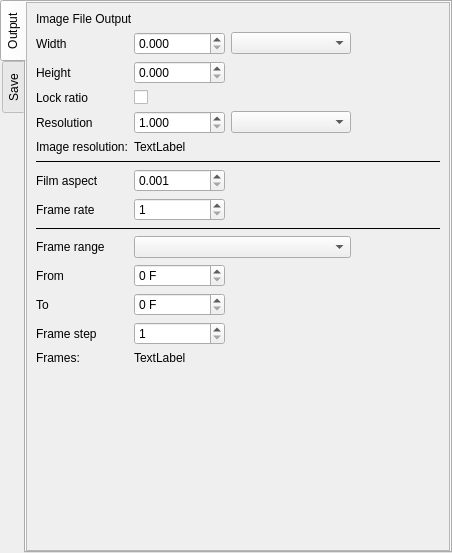
Before: the Qt Designer form QChromosome/tabwidget.ui in Michalaq/ChromosomeVisualizer, drawn with Qt 5.
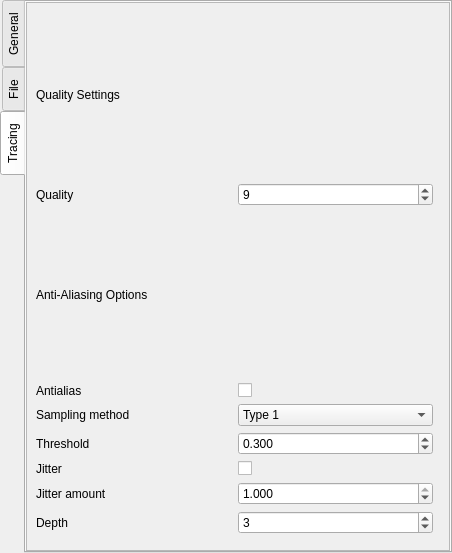
After: the same form once the commit is applied. The open tabs and pages were chosen to show the change. Icons and pictures are not drawn. Custom widgets are drawn as their Qt base class.

Commit message: Added new tab to TabWidget and renamed existing to resemble names from POV-Ray documentation

```diff
--- a/QChromosome/tabwidget.ui
+++ b/QChromosome/tabwidget.ui
@@ -18,7 +18,7 @@
     <bool>true</bool>
    </property>
    <attribute name="title">
-    <string>Output</string>
+    <string>General</string>
    </attribute>
    <widget class="QWidget" name="scrollAreaWidgetContents_5">
     <property name="geometry">
@@ -65,12 +65,6 @@
        <property name="orientation">
         <enum>Qt::Vertical</enum>
        </property>
-       <property name="sizeHint" stdset="0">
-        <size>
-         <width>90</width>
-         <height>343</height>
-        </size>
-       </property>
       </spacer>
      </item>
      <item row="10" column="0">
@@ -220,7 +214,7 @@
      <item row="0" column="0" colspan="3">
       <widget class="QLabel" name="label_34">
        <property name="text">
-        <string>Image File Output</string>
+        <string>General Output Options</string>
        </property>
        <property name="class" stdset="0">
         <string>section</string>
@@ -232,12 +226,6 @@
        <property name="orientation">
         <enum>Qt::Horizontal</enum>
        </property>
-       <property name="sizeHint" stdset="0">
-        <size>
-         <width>0</width>
-         <height>0</height>
-        </size>
-       </property>
       </spacer>
      </item>
      <item row="12" column="0">
@@ -383,7 +371,7 @@
   </widget>
   <widget class="QWidget" name="tab">
    <attribute name="title">
-    <string>Save</string>
+    <string>File</string>
    </attribute>
    <layout class="QGridLayout" name="gridLayout">
     <item row="0" column="0">
@@ -714,6 +702,208 @@
     </item>
    </layout>
   </widget>
+  <widget class="QScrollArea" name="tab_2">
+   <property name="widgetResizable">
+    <bool>true</bool>
+   </property>
+   <attribute name="title">
+    <string>Tracing</string>
+   </attribute>
+   <widget class="QWidget" name="scrollAreaWidgetContents">
+    <property name="geometry">
+     <rect>
+      <x>0</x>
+      <y>0</y>
+      <width>422</width>
+      <height>547</height>
+     </rect>
+    </property>
+    <layout class="QGridLayout" name="gridLayout_4">
+     <item row="1" column="0">
+      <widget class="Label" name="label_14">
+       <property name="text">
+        <string>Quality</string>
+       </property>
+       <property name="class" stdset="0">
+        <string>item</string>
+       </property>
+      </widget>
+     </item>
+     <item row="3" column="0">
+      <widget class="Label" name="label_16">
+       <property name="text">
+        <string>Antialias</string>
+       </property>
+       <property name="class" stdset="0">
+        <string>item</string>
+       </property>
+      </widget>
+     </item>
+     <item row="8" column="1">
+      <widget class="SpinBox" name="spinBox_7">
+       <property name="minimum">
+        <number>1</number>
+       </property>
+       <property name="maximum">
+        <number>9</number>
+       </property>
+       <property name="value">
+        <number>3</number>
+       </property>
+      </widget>
+     </item>
+     <item row="3" column="1">
+      <widget class="QCheckBox" name="checkBox_6"/>
+     </item>
+     <item row="4" column="0">
+      <widget class="Label" name="label_17">
+       <property name="text">
+        <string>Sampling method</string>
+       </property>
+       <property name="class" stdset="0">
+        <string>item</string>
+       </property>
+      </widget>
+     </item>
+     <item row="6" column="1">
+      <widget class="QCheckBox" name="checkBox_7"/>
+     </item>
+     <item row="7" column="0">
+      <widget class="Label" name="label_20">
+       <property name="text">
+        <string>Jitter amount</string>
+       </property>
+       <property name="class" stdset="0">
+        <string>item</string>
+       </property>
+      </widget>
+     </item>
+     <item row="7" column="1">
+      <widget class="DoubleSpinBox" name="doubleSpinBox_2">
+       <property name="decimals">
+        <number>3</number>
+       </property>
+       <property name="minimum">
+        <double>0.000000000000000</double>
+       </property>
+       <property name="maximum">
+        <double>1.000000000000000</double>
+       </property>
+       <property name="value">
+        <double>1.000000000000000</double>
+       </property>
+      </widget>
+     </item>
+     <item row="1" column="1">
+      <widget class="SpinBox" name="spinBox_6">
+       <property name="minimum">
+        <number>0</number>
+       </property>
+       <property name="maximum">
+        <number>11</number>
+       </property>
+       <property name="value">
+        <number>9</number>
+       </property>
+      </widget>
+     </item>
+     <item row="8" column="0">
+      <widget class="Label" name="label_21">
+       <property name="text">
+        <string>Depth</string>
+       </property>
+       <property name="class" stdset="0">
+        <string>item</string>
+       </property>
+      </widget>
+     </item>
+     <item row="5" column="0">
+      <widget class="Label" name="label_18">
+       <property name="text">
+        <string>Threshold</string>
+       </property>
+       <property name="class" stdset="0">
+        <string>item</string>
+       </property>
+      </widget>
+     </item>
+     <item row="5" column="1">
+      <widget class="DoubleSpinBox" name="doubleSpinBox">
+       <property name="decimals">
+        <number>3</number>
+       </property>
+       <property name="minimum">
+        <double>0.000000000000000</double>
+       </property>
+       <property name="maximum">
+        <double>3.000000000000000</double>
+       </property>
+       <property name="value">
+        <double>0.300000000000000</double>
+       </property>
+      </widget>
+     </item>
+     <item row="6" column="0">
+      <widget class="Label" name="label_19">
+       <property name="text">
+        <string>Jitter</string>
+       </property>
+       <property name="class" stdset="0">
+        <string>item</string>
+       </property>
+      </widget>
+     </item>
+     <item row="4" column="1">
+      <widget class="ComboBox" name="comboBox_6">
+       <item>
+        <property name="text">
+         <string>Type 1</string>
+        </property>
+       </item>
+       <item>
+        <property name="text">
+         <string>Type 2</string>
+        </property>
+       </item>
+      </widget>
+     </item>
+     <item row="0" column="2">
+      <spacer name="horizontalSpacer_4">
+       <property name="orientation">
+        <enum>Qt::Horizontal</enum>
+       </property>
+      </spacer>
+     </item>
+     <item row="9" column="0">
+      <spacer name="verticalSpacer_3">
+       <property name="orientation">
+        <enum>Qt::Vertical</enum>
+       </property>
+      </spacer>
+     </item>
+     <item row="0" column="0" colspan="2">
+      <widget class="QLabel" name="label_13">
+       <property name="text">
+        <string>Quality Settings</string>
+       </property>
+       <property name="class" stdset="0">
+        <string>section</string>
+       </property>
+      </widget>
+     </item>
+     <item row="2" column="0" colspan="2">
+      <widget class="QLabel" name="label_15">
+       <property name="text">
+        <string>Anti-Aliasing Options</string>
+       </property>
+       <property name="class" stdset="0">
+        <string>section</string>
+       </property>
+      </widget>
+     </item>
+    </layout>
+   </widget>
+  </widget>
  </widget>
  <customwidgets>
   <customwidget>
```
Left out of the diff: 14 changed lines with no effect on the pictures. The commit also changes 2 other files.
